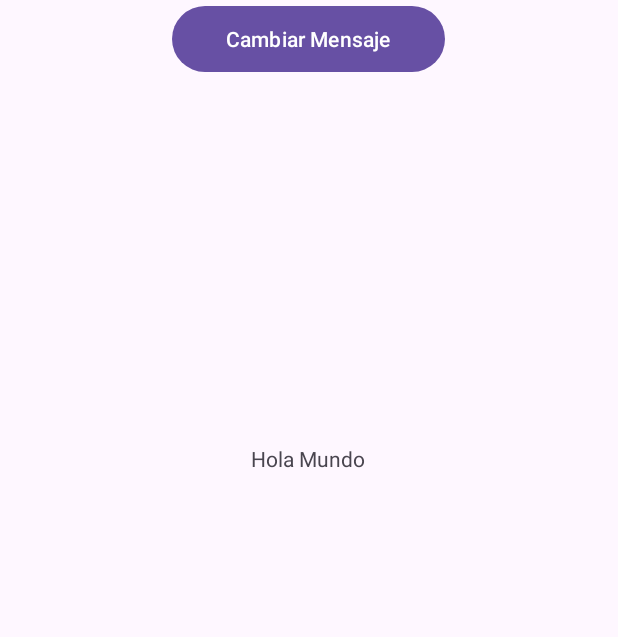
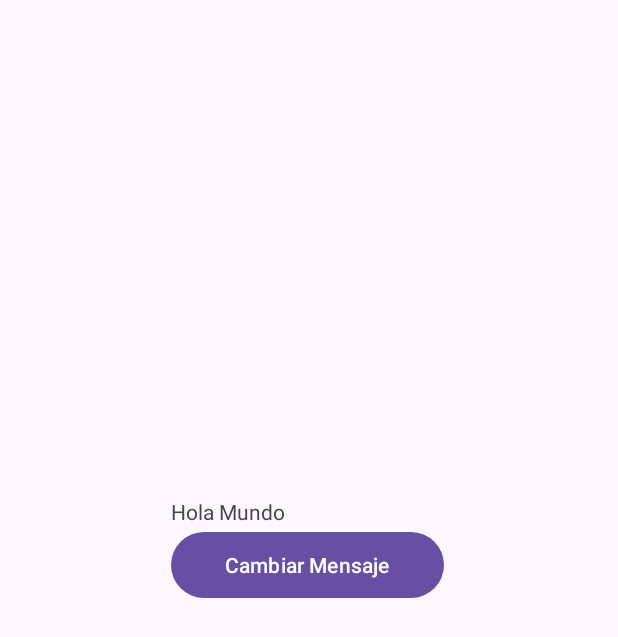
Before and after one commit to Necroo1/26.3.leasson, an Android app: the screen it shows after launch (MainActivity), on a phone screen of 412 x 824 dp. Shown: the top 637 px of the screen. Run offline under Robolectric (Android 15) with nearby library versions, the phone set to English and light mode, and no system bars.

Commit message:
refactor: extract strings from xml

```diff
--- a/app/src/main/res/layout/activity_main.xml
+++ b/app/src/main/res/layout/activity_main.xml
@@ -7,25 +7,32 @@
     android:layout_height="match_parent"
     tools:context=".MainActivity">
 
-    <Button
-        android:id="@+id/button"
-        android:layout_width="182dp"
-        android:layout_height="52dp"
-        android:text="Cambiar Mensaje"
-        app:layout_constraintEnd_toEndOf="@+id/textView"
-        app:layout_constraintLeft_toLeftOf="@+id/textView"
-        app:layout_constraintStart_toStartOf="@+id/textView"
-        tools:layout_editor_absoluteY="339dp" />
-
-    <TextView
-        android:id="@+id/textView"
+    <LinearLayout
         android:layout_width="wrap_content"
         android:layout_height="wrap_content"
-        android:layout_marginTop="296dp"
-        android:text="Hola Mundo"
+        android:orientation="vertical"
+        android:visibility="visible"
+        app:layout_constraintBottom_toBottomOf="parent"
         app:layout_constraintEnd_toEndOf="parent"
-        app:layout_constraintHorizontal_bias="0.498"
+        app:layout_constraintHorizontal_bias="0.497"
         app:layout_constraintStart_toStartOf="parent"
-        app:layout_constraintTop_toTopOf="parent" />
+        app:layout_constraintTop_toTopOf="parent"
+        app:layout_constraintVertical_bias="0.077"
+        tools:visibility="visible">
+
+        <TextView
+            android:id="@+id/textView"
+            android:layout_width="wrap_content"
+            android:layout_height="wrap_content"
+            android:layout_marginTop="296dp"
+            android:text="@string/welcome_message" />
+
+        <Button
+            android:id="@+id/button"
+            android:layout_width="182dp"
+            android:layout_height="52dp"
+            android:text="@string/cambiar_mensaje" />
+
+    </LinearLayout>
 
 </androidx.constraintlayout.widget.ConstraintLayout>
--- a/app/src/main/res/values/strings.xml
+++ b/app/src/main/res/values/strings.xml
@@ -1,3 +1,6 @@
 <resources>
     <string name="app_name">26.3.leasson</string>
+    <string name="welcome_message">Hola Mundo</string>
+    <string name="cambiar_mensaje">Cambiar Mensaje</string>
+
 </resources>
```
